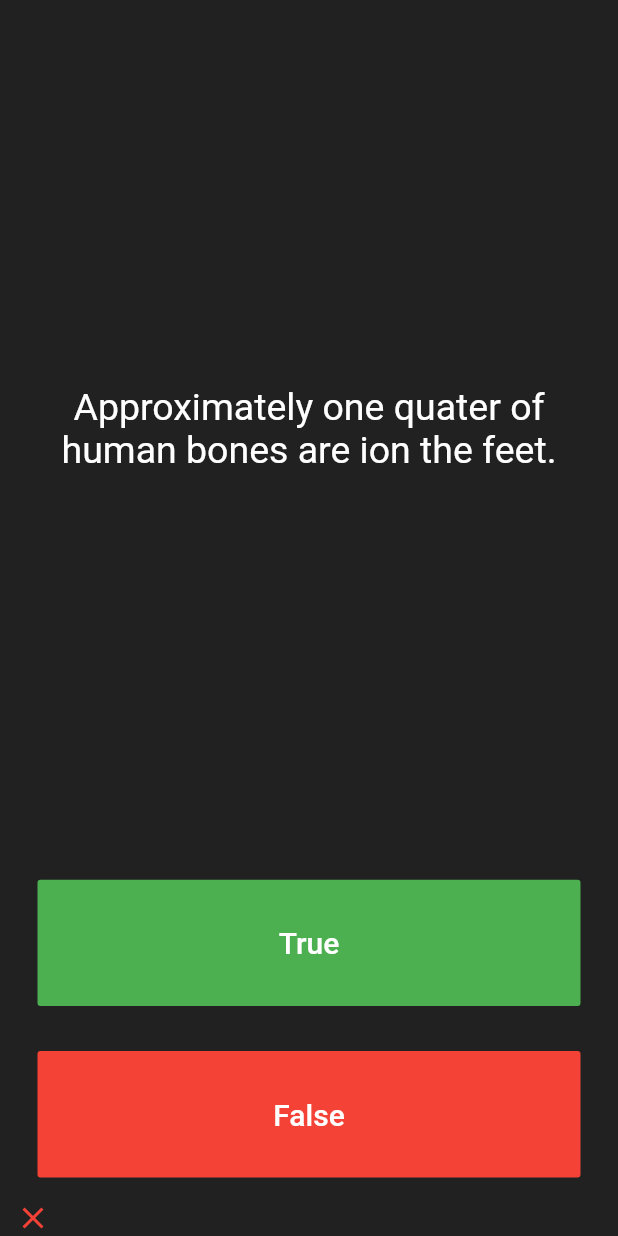
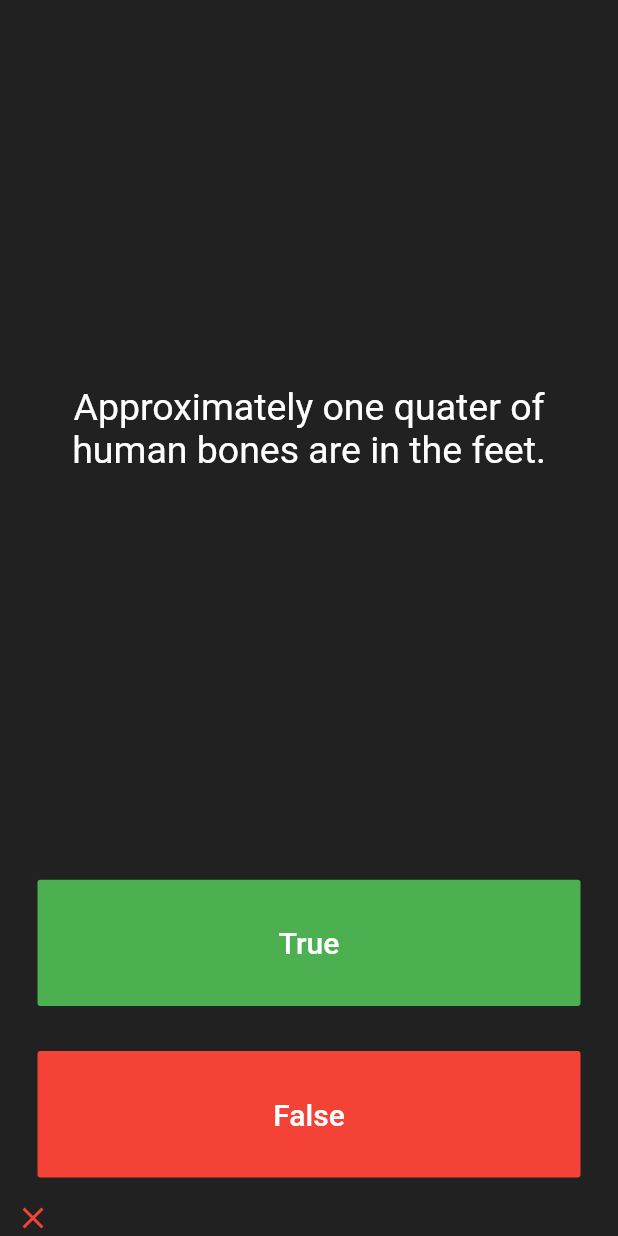
Before and after one commit to IAkinola/Quizzler, a Flutter app: the screen it shows after launch, after a tap on "True", on a phone screen of 412 x 824 dp. Run offline on Flutter 3.47's test engine with Material 2 defaults, Android fonts, the phone set to English and light mode, and no system bars; our stand-ins replace rflutter_alert.

Commit message:
Update quiz_brain.dart

```diff
--- a/lib/quiz_brain.dart
+++ b/lib/quiz_brain.dart
@@ -7,7 +7,7 @@ class QuizBrain {
   List<Question> _questionList = [
     Question(q: 'You lead a cow downstairs but not upstairs.', a: false),
     Question(
-        q: 'Approximately one quater of human bones are ion the feet.',
+        q: 'Approximately one quater of human bones are in the feet.',
         a: true),
     Question(q: 'A slug\'s blood is green.', a: true),
     Question(q: 'Buzz Aldrin\'s mother\'s maiden name was \"Moon\".', a: true),
```
